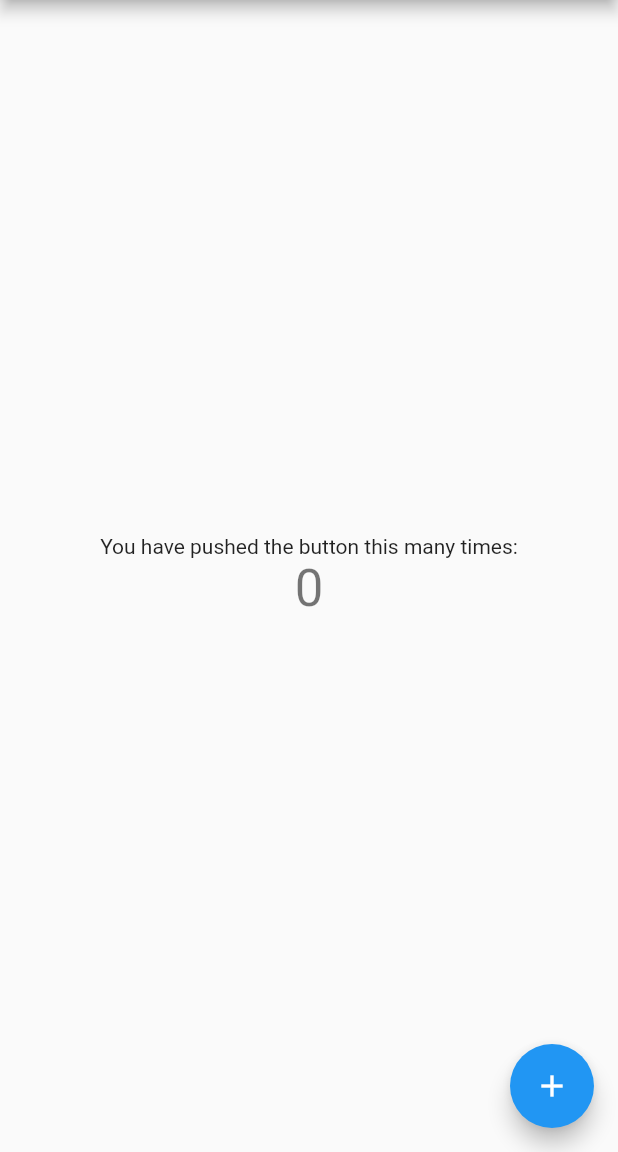
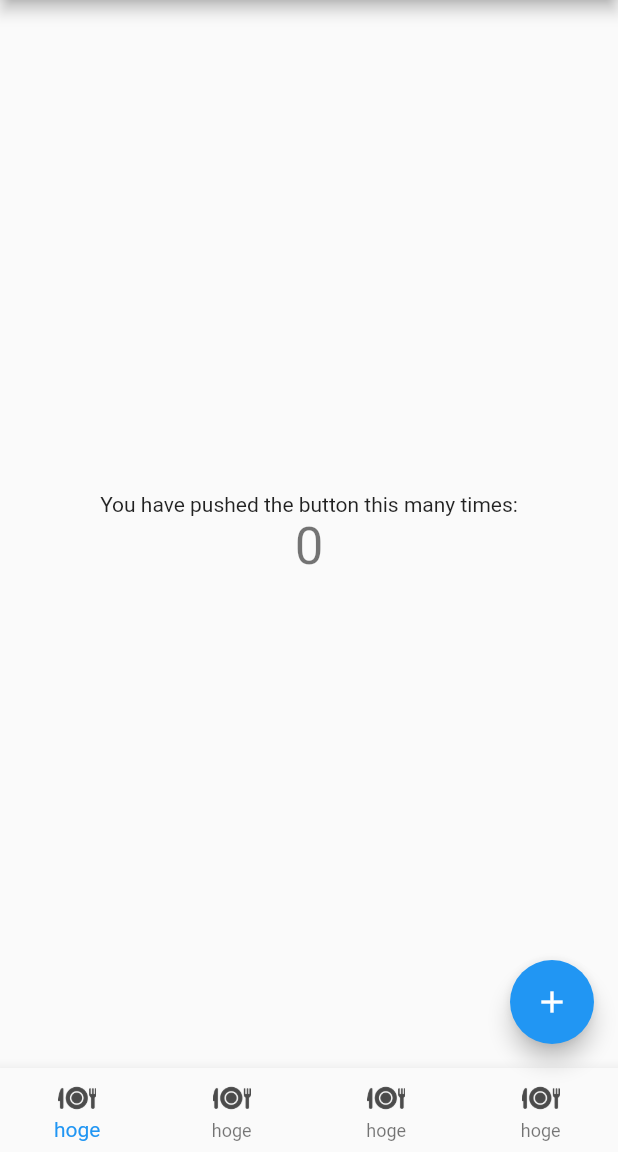
Before and after one commit to WataruSuzuki/FugaFuga-Flutter, a Flutter app: the screen it shows after launch, on a phone screen of 412 x 824 dp, the part 84-1236 px from its top. Run offline on Flutter 3.47's test engine with Material 2 defaults, Android fonts, the phone set to English and light mode, and no system bars; missing offline and left inert: firebase_admob; accounts and stored records are empty.

Commit message:
Trying to use bottom navigation bar

```diff
--- a/lib/main.dart
+++ b/lib/main.dart
@@ -109,6 +109,7 @@ class _MyHomePageState extends State<MyHomePage> {
           ],
         ),
       ),
+      bottomNavigationBar: _bottomNavigation,
       floatingActionButton: FloatingActionButton(
         onPressed: _incrementCounter,
         tooltip: 'Increment',
@@ -116,4 +117,16 @@ class _MyHomePageState extends State<MyHomePage> {
       ), // This trailing comma makes auto-formatting nicer for build methods.
     );
   }
+
+  Widget get _bottomNavigation {
+    return BottomNavigationBar(
+      type: BottomNavigationBarType.fixed,
+      items: <BottomNavigationBarItem>[
+        BottomNavigationBarItem(icon: Image.asset('assets/dish.png', scale: 20,), title: Text('hoge')),
+        BottomNavigationBarItem(icon: Image.asset('assets/dish.png', scale: 20,), title: Text('hoge')),
+        BottomNavigationBarItem(icon: Image.asset('assets/dish.png', scale: 20,), title: Text('hoge')),
+        BottomNavigationBarItem(icon: Image.asset('assets/dish.png', scale: 20,), title: Text('hoge')),
+      ],
+    );
+  }
 }
--- a/pubspec.yaml
+++ b/pubspec.yaml
@@ -31,6 +31,7 @@ dependencies:
   firebase_database: ^3.0.5
   firebase_auth: ^0.11.1+7
 
+
 dev_dependencies:
   flutter_test:
     sdk: flutter
@@ -48,9 +49,8 @@ flutter:
   uses-material-design: true
 
   # To add assets to your application, add an assets section, like this:
-  # assets:
-  #  - images/a_dot_burr.jpeg
-  #  - images/a_dot_ham.jpeg
+  assets:
+    - assets/
 
   # An image asset can refer to one or more resolution-specific "variants", see
   # https://flutter.dev/assets-and-images/#resolution-aware.
```
Also changed, not shown: assets/dish.png (added).
